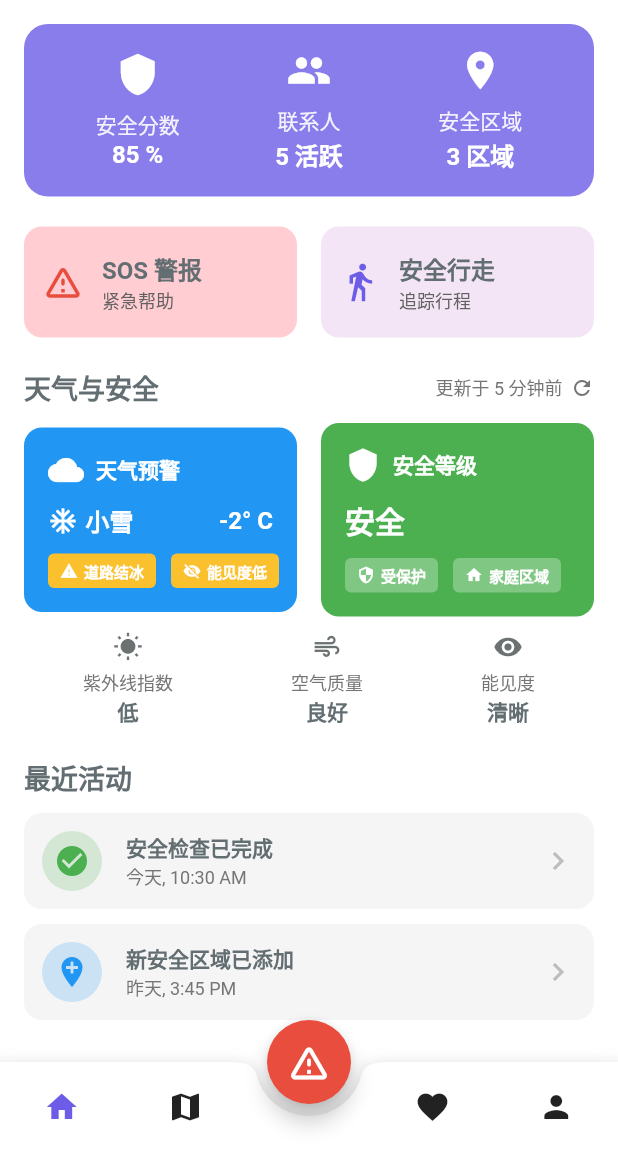
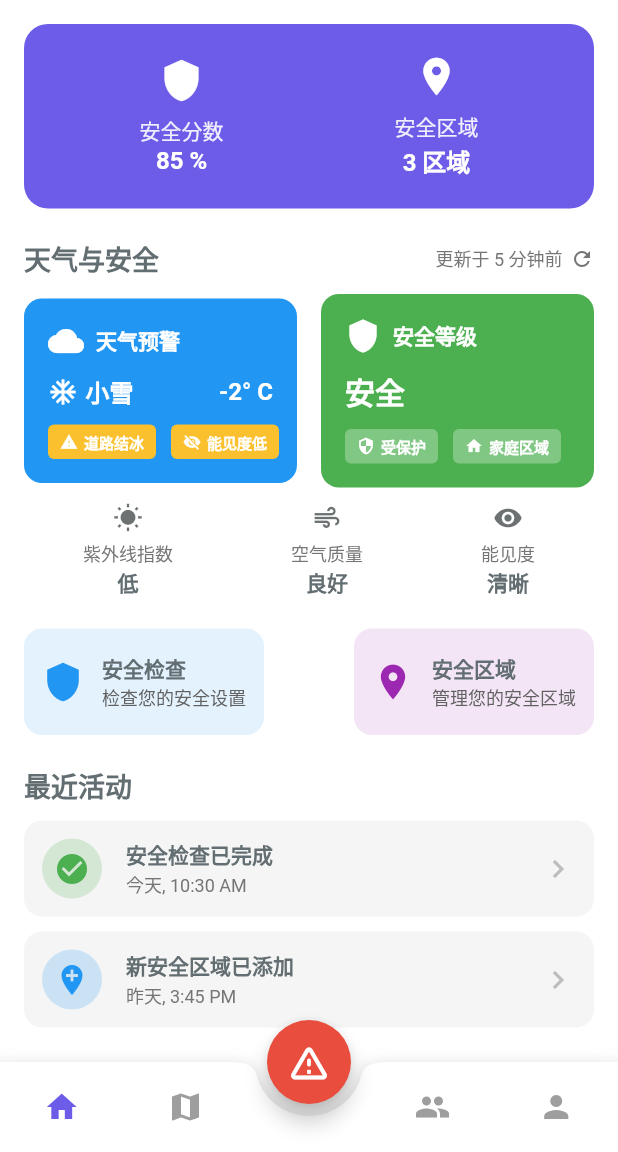
Before and after one commit to VirginiaTseng/moodie_app, a Flutter app: the HomeScreen screen opened by its route, on a phone screen of 412 x 824 dp, the part 84-1236 px from its top. Run offline on Flutter 3.47's test engine with Material 2 defaults, Android fonts, the phone set to English and light mode, and no system bars.

Commit message:
nav click

```diff
--- a/lib/screens/home_screen.dart
+++ b/lib/screens/home_screen.dart
@@ -4,21 +4,34 @@ import '../widgets/safety_score_card.dart';
 import '../widgets/weather_safety_card.dart';
 import '../widgets/activity_card.dart';
 import '../widgets/drawer_menu.dart';
+import '../widgets/map_screen.dart';
+import '../widgets/community_screen.dart';
+import '../widgets/profile_screen.dart';
 
-class HomeScreen extends StatelessWidget {
+class HomeScreen extends StatefulWidget {
   const HomeScreen({Key? key}) : super(key: key);
+
+  @override
+  State<HomeScreen> createState() => _HomeScreenState();
+}
+
+class _HomeScreenState extends State<HomeScreen> {
+  int _selectedIndex = 0;
+
+  final List<Widget> _screens = [
+    const HomeContent(),
+    const MapScreen(),
+    const SizedBox(), // 占位，为紧急按钮留空
+    const CommunityScreen(),
+    const ProfileScreen(),
+  ];
 
   @override
   Widget build(BuildContext context) {
     return Scaffold(
+      drawer: const DrawerMenu(),
       appBar: AppBar(
         title: const Text('Moodie'),
-        leading: IconButton(
-          icon: const Icon(Icons.menu),
-          onPressed: () {
-            Scaffold.of(context).openDrawer();
-          },
-        ),
         actions: [
           IconButton(
             icon: const Icon(Icons.notifications),
@@ -34,94 +47,86 @@ class HomeScreen extends StatelessWidget {
           ),
         ],
       ),
-      drawer: const DrawerMenu(),
-      body: SingleChildScrollView(
-        child: Padding(
-          padding: const EdgeInsets.all(16.0),
-          child: Column(
-            crossAxisAlignment: CrossAxisAlignment.start,
-            children: [
-              // 顶部卡片区域
-              Container(
-                padding: const EdgeInsets.all(16),
-                decoration: BoxDecoration(
-                  color: AppTheme.primaryColor.withOpacity(0.8),
-                  borderRadius: BorderRadius.circular(16),
+      body: _screens[_selectedIndex],
+      bottomNavigationBar: buildBottomNavigationBar(_selectedIndex),
+      floatingActionButton: buildEmergencyButton(),
+      floatingActionButtonLocation: FloatingActionButtonLocation.centerDocked,
+    );
+  }
+
+  Widget buildBottomNavigationBar(int selectedIndex) {
+    return BottomAppBar(
+      shape: const CircularNotchedRectangle(),
+      notchMargin: 8.0,
+      child: SizedBox(
+        height: 60,
+        child: Row(
+          mainAxisAlignment: MainAxisAlignment.spaceAround,
+          children: [
+            Expanded(
+              child: IconButton(
+                icon: Icon(
+                  Icons.home,
+                  color:
+                      selectedIndex == 0 ? AppTheme.primaryColor : Colors.grey,
                 ),
-                child: Row(
-                  mainAxisAlignment: MainAxisAlignment.spaceAround,
-                  children: const [
-                    SafetyScoreCard(score: 85),
-                    ContactsCard(count: 5),
-                    SafeZonesCard(count: 3),
-                  ],
+                onPressed: () {
+                  setState(() {
+                    _selectedIndex = 0;
+                  });
+                },
+                tooltip: 'Home',
+              ),
+            ),
+            Expanded(
+              child: IconButton(
+                icon: Icon(
+                  Icons.map,
+                  color:
+                      selectedIndex == 1 ? AppTheme.primaryColor : Colors.grey,
                 ),
+                onPressed: () {
+                  setState(() {
+                    _selectedIndex = 1;
+                  });
+                },
+                tooltip: 'Map',
               ),
-
-              const SizedBox(height: 20),
-
-              // SOS 和安全行走按钮
-              Row(
-                children: [
-                  Expanded(
-                    child: _buildActionButton(
-                      context,
-                      icon: Icons.warning_amber_rounded,
-                      label: 'SOS 警报',
-                      subLabel: '紧急帮助',
-                      color: Colors.red.shade100,
-                      iconColor: AppTheme.accentColor,
-                    ),
-                  ),
-                  const SizedBox(width: 16),
-                  Expanded(
-                    child: _buildActionButton(
-                      context,
-                      icon: Icons.directions_walk,
-                      label: '安全行走',
-                      subLabel: '追踪行程',
-                      color: Colors.purple.shade50,
-                      iconColor: AppTheme.primaryColor,
-                    ),
-                  ),
-                ],
+            ),
+            const Expanded(child: SizedBox()), // 为紧急按钮留出空间
+            Expanded(
+              child: IconButton(
+                icon: Icon(
+                  Icons.people,
+                  color:
+                      selectedIndex == 3 ? AppTheme.primaryColor : Colors.grey,
+                ),
+                onPressed: () {
+                  setState(() {
+                    _selectedIndex = 3;
+                  });
+                },
+                tooltip: 'Community',
               ),
-
-              const SizedBox(height: 20),
-
-              // 天气和安全信息
-              const WeatherSafetyCard(),
-
-              const SizedBox(height: 20),
-
-              // 最近活动
-              const Text(
-                '最近活动',
-                style: TextStyle(
-                  fontSize: 18,
-                  fontWeight: FontWeight.bold,
+            ),
+            Expanded(
+              child: IconButton(
+                icon: Icon(
+                  Icons.person,
+                  color:
+                      selectedIndex == 4 ? AppTheme.primaryColor : Colors.grey,
                 ),
+                onPressed: () {
+                  setState(() {
+                    _selectedIndex = 4;
+                  });
+                },
+                tooltip: 'Profile',
               ),
-              const SizedBox(height: 10),
-              const ActivityCard(
-                icon: Icons.check_circle,
-                title: '安全检查已完成',
-                time: '今天, 10:30 AM',
-                iconColor: Colors.green,
-              ),
-              const ActivityCard(
-                icon: Icons.add_location,
-                title: '新安全区域已添加',
-                time: '昨天, 3:45 PM',
-                iconColor: Colors.blue,
-              ),
-            ],
-          ),
+            ),
+          ],
         ),
       ),
-      bottomNavigationBar: buildBottomNavigationBar(),
-      floatingActionButton: buildEmergencyButton(),
-      floatingActionButtonLocation: FloatingActionButtonLocation.centerDocked,
     );
   }
 
@@ -163,50 +168,6 @@ class HomeScreen extends StatelessWidget {
             ],
           ),
         ],
-      ),
-    );
-  }
-
-  Widget buildBottomNavigationBar() {
-    return BottomAppBar(
-      shape: const CircularNotchedRectangle(),
-      notchMargin: 8.0,
-      child: SizedBox(
-        height: 60,
-        child: Row(
-          mainAxisAlignment: MainAxisAlignment.spaceAround,
-          children: [
-            Expanded(
-              child: IconButton(
-                icon: const Icon(Icons.home, color: AppTheme.primaryColor),
-                onPressed: () {},
-                tooltip: 'Home',
-              ),
-            ),
-            Expanded(
-              child: IconButton(
-                icon: const Icon(Icons.map),
-                onPressed: () {},
-                tooltip: 'Map',
-              ),
-            ),
-            const Expanded(child: SizedBox()), // 为紧急按钮留出空间
-            Expanded(
-              child: IconButton(
-                icon: const Icon(Icons.favorite),
-                onPressed: () {},
-                tooltip: 'Community',
-              ),
-            ),
-            Expanded(
-              child: IconButton(
-                icon: const Icon(Icons.person),
-                onPressed: () {},
-                tooltip: 'Profile',
-              ),
-            ),
-          ],
-        ),
       ),
     );
   }
@@ -277,3 +238,122 @@ class SafeZonesCard extends StatelessWidget {
     );
   }
 }
+
+class HomeContent extends StatelessWidget {
+  const HomeContent({Key? key}) : super(key: key);
+
+  @override
+  Widget build(BuildContext context) {
+    return SingleChildScrollView(
+      child: Padding(
+        padding: const EdgeInsets.all(16.0),
+        child: Column(
+          crossAxisAlignment: CrossAxisAlignment.start,
+          children: [
+            Container(
+              padding: const EdgeInsets.all(20),
+              decoration: BoxDecoration(
+                color: AppTheme.primaryColor,
+                borderRadius: BorderRadius.circular(16),
+              ),
+              child: Row(
+                mainAxisAlignment: MainAxisAlignment.spaceAround,
+                children: const [
+                  SafetyScoreCard(score: 85),
+                  SafeZonesCard(count: 3),
+                ],
+              ),
+            ),
+            const SizedBox(height: 20),
+            const WeatherSafetyCard(),
+            const SizedBox(height: 20),
+            Row(
+              mainAxisAlignment: MainAxisAlignment.spaceBetween,
+              children: [
+                _buildActionButton(
+                  context,
+                  icon: Icons.shield,
+                  label: '安全检查',
+                  subLabel: '检查您的安全设置',
+                  color: Colors.blue.shade50,
+                  iconColor: Colors.blue,
+                ),
+                _buildActionButton(
+                  context,
+                  icon: Icons.location_on,
+                  label: '安全区域',
+                  subLabel: '管理您的安全区域',
+                  color: Colors.purple.shade50,
+                  iconColor: Colors.purple,
+                ),
+              ],
+            ),
+            const SizedBox(height: 20),
+            const Text(
+              '最近活动',
+              style: TextStyle(
+                fontSize: 18,
+                fontWeight: FontWeight.bold,
+              ),
+            ),
+            const SizedBox(height: 10),
+            const ActivityCard(
+              icon: Icons.check_circle,
+              title: '安全检查已完成',
+              time: '今天, 10:30 AM',
+              iconColor: Colors.green,
+            ),
+            const ActivityCard(
+              icon: Icons.add_location,
+              title: '新安全区域已添加',
+              time: '昨天, 3:45 PM',
+              iconColor: Colors.blue,
+            ),
+          ],
+        ),
+      ),
+    );
+  }
+
+  Widget _buildActionButton(
+    BuildContext context, {
+    required IconData icon,
+    required String label,
+    required String subLabel,
+    required Color color,
+    required Color iconColor,
+  }) {
+    return Container(
+      padding: const EdgeInsets.symmetric(vertical: 16, horizontal: 12),
+      decoration: BoxDecoration(
+        color: color,
+        borderRadius: BorderRadius.circular(12),
+      ),
+      child: Row(
+        children: [
+          Icon(icon, color: iconColor, size: 28),
+          const SizedBox(width: 12),
+          Column(
+            crossAxisAlignment: CrossAxisAlignment.start,
+            children: [
+              Text(
+                label,
+                style: const TextStyle(
+                  fontWeight: FontWeight.bold,
+                  fontSize: 14,
+                ),
+              ),
+              Text(
+                subLabel,
+                style: TextStyle(
+                  color: Colors.grey.shade700,
+                  fontSize: 12,
+                ),
+              ),
+            ],
+          ),
+        ],
+      ),
+    );
+  }
+}
```
